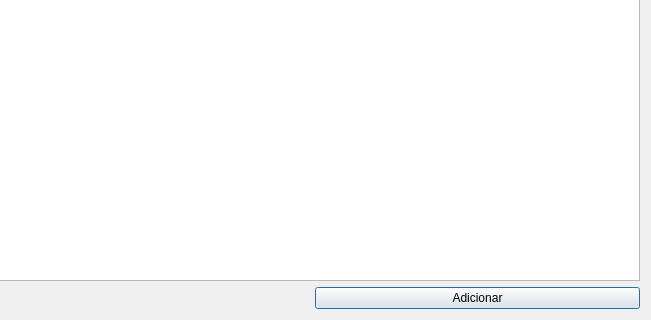
Old version of the form uis/mAliasProfile.ui in the repository dsgoficial/SAP_Gerente; both pictures show x 353 to 1004 and y 217 to 537 of the 1004 by 537 pixel window.
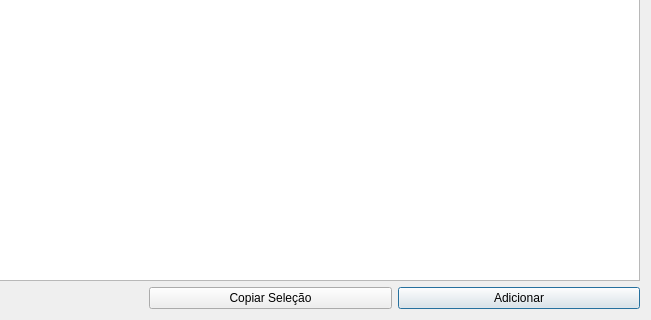
New version of the form.

```diff
--- a/uis/mAliasProfile.ui
+++ b/uis/mAliasProfile.ui
@@ -14,14 +14,7 @@
    <string>Dialog</string>
   </property>
   <layout class="QGridLayout" name="gridLayout">
-   <item row="1" column="2">
-    <widget class="QPushButton" name="addProfileBtn">
-     <property name="text">
-      <string>Adicionar</string>
-     </property>
-    </widget>
-   </item>
-   <item row="0" column="0" colspan="3">
+   <item row="0" column="0" colspan="4">
     <widget class="QTableWidget" name="tableWidget">
      <column>
       <property name="text">
@@ -68,6 +61,20 @@
      </property>
     </spacer>
    </item>
+   <item row="1" column="3">
+    <widget class="QPushButton" name="addProfileBtn">
+     <property name="text">
+      <string>Adicionar</string>
+     </property>
+    </widget>
+   </item>
+   <item row="1" column="2">
+    <widget class="QPushButton" name="copyBtn">
+     <property name="text">
+      <string>Copiar Seleção</string>
+     </property>
+    </widget>
+   </item>
   </layout>
  </widget>
  <resources/>
```
